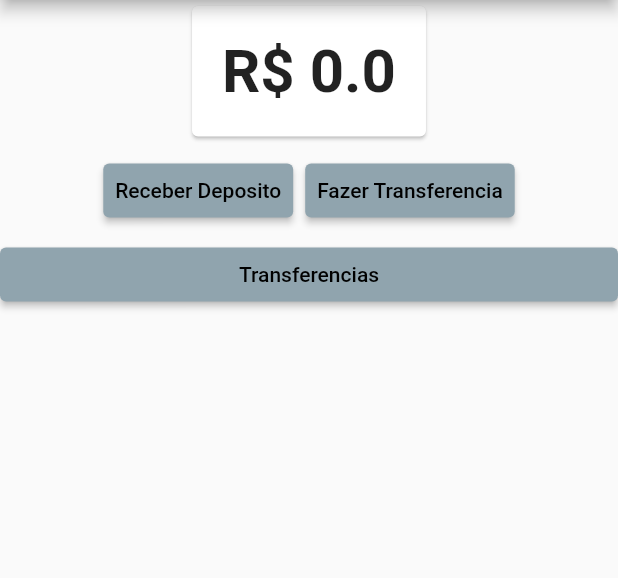
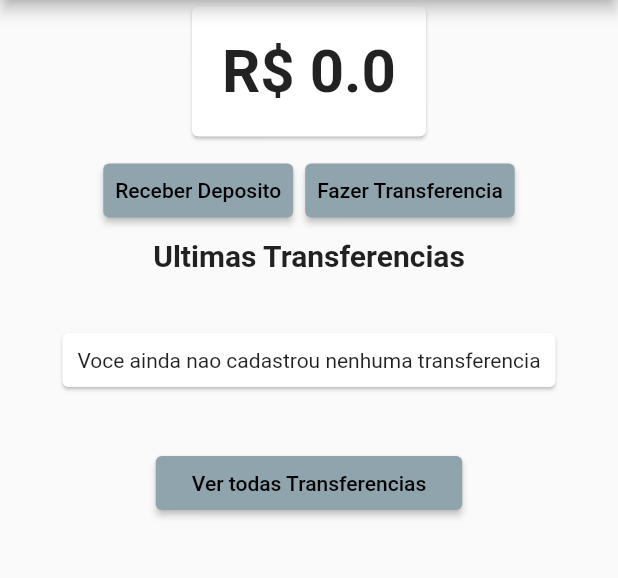
Before and after one commit to themaripool/ProjetoFlutterAlura_ByteBank_GerenciamentoEstados, a Flutter app: the screen it shows after launch, on a phone screen of 412 x 824 dp, the part 84-662 px from its top. Run offline on Flutter 3.47's test engine with Material 2 defaults, Android fonts, the phone set to English and light mode, and no system bars.

Commit message:
[ADD] last transfers

```diff
--- a/lib/screens/dashboard/dashboard.dart
+++ b/lib/screens/dashboard/dashboard.dart
@@ -3,6 +3,7 @@ import 'package:bytebank/screens/dashboard/saldo.dart';
 import 'package:bytebank/screens/deposito/formularioDeposito.dart';
 import 'package:bytebank/screens/transferencia/formulario.dart';
 import 'package:bytebank/screens/transferencia/lista.dart';
+import 'package:bytebank/screens/transferencia/ultimas.dart';
 import 'package:flutter/material.dart';
 import 'package:provider/provider.dart';
 
@@ -42,15 +43,9 @@ class Dashboard extends StatelessWidget {
                   })
             ],
           ),
-          RaisedButton(
-                  child: Text('Transferencias'),
-                  onPressed: () {
-                    //saldo.adiciona(10);
-                    Navigator.push(context,
-                        MaterialPageRoute(builder: (context) {
-                      return ListaTransferencias();
-                    }));
-                  })
+
+          Ultimas()
+
         ]));
   }
 }
--- /dev/null
+++ b/lib/screens/transferencia/ultimas.dart
@@ -0,0 +1,73 @@
+import 'package:bytebank/models/transferencias.dart';
+import 'package:flutter/material.dart';
+import 'package:provider/provider.dart';
+
+import 'lista.dart';
+
+final titulo = 'Ultimas Transferencias';
+
+class Ultimas extends StatelessWidget {
+  @override
+  Widget build(BuildContext context) {
+    return Column(
+      children: [
+        Text(titulo, style: TextStyle(
+                  fontSize: 20.0,
+                  fontWeight: FontWeight.bold
+                ),),
+
+        Consumer<Transferencias>(builder: (context, transferencias, child){
+
+          final _quantidade = transferencias.transferencias.length;
+          final _ultimasTransferencias = transferencias.transferencias.reversed.toList();
+          int tamanho = 2;
+
+          if (_quantidade == 0){
+            return SemTransferencia();
+          }
+
+          if (_quantidade < 3){
+            tamanho = _quantidade;
+          }
+
+          return ListView.builder(
+            padding: EdgeInsets.all(8),
+            itemCount: tamanho,
+            shrinkWrap: true,
+            itemBuilder: (context, indice){
+              return ItemTransferencia(_ultimasTransferencias[indice]);
+            },
+          );
+        }),
+
+
+        RaisedButton(
+            child: Text('Ver todas Transferencias'),
+            onPressed: () {
+              Navigator.push(context, MaterialPageRoute(builder: (context) {
+                return ListaTransferencias();
+              }));
+            }),
+
+
+      ],
+    );
+  }
+}
+
+
+class SemTransferencia extends StatelessWidget{
+  @override
+  Widget build(BuildContext context) {
+    return Card(
+      margin: EdgeInsets.all(40),
+      child: Padding(
+        padding: EdgeInsets.all(10),
+        child:
+        Text('Voce ainda nao cadastrou nenhuma transferencia',
+          textAlign: TextAlign.center,),
+        ),
+    );
+  }
+
+}
```
